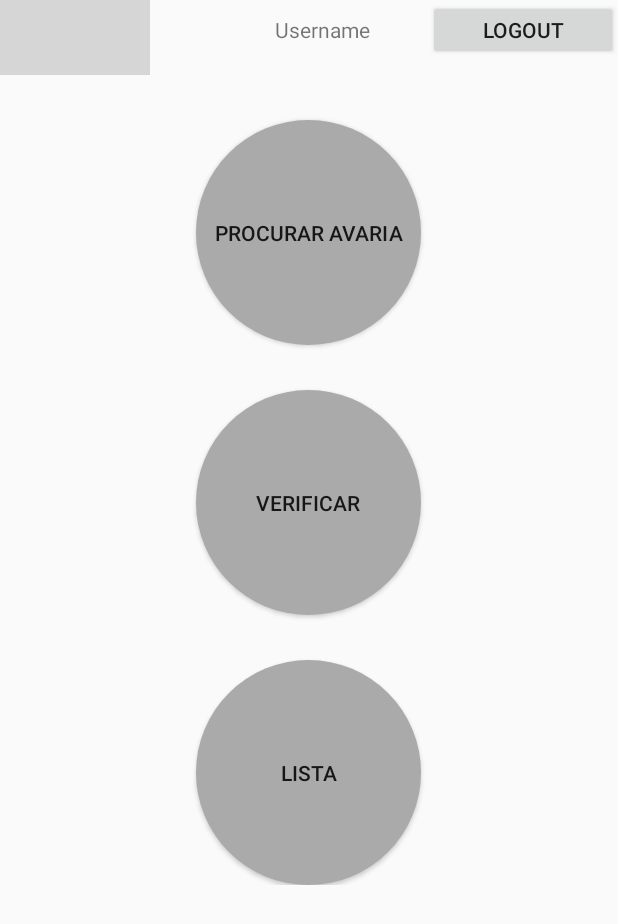
After one commit to goncaloxavier/psi_2190788_2190778, an Android app: the layout activity_menu_tecnico.xml on its own in the app's theme, with its tools: preview values and no code run, on a phone screen of 412 x 824 dp. The commit adds this screen. Shown: the top 924 px of the screen. Run offline under Robolectric (Android 15) with nearby library versions, the phone set to English and light mode, and no system bars; grey boxes are pictures that could not be loaded.

Commit message:
Layout Menu Tecnico

```diff
--- /dev/null
+++ b/AM/app/src/main/java/amsi/dei/estg/ipleiria/am/views/MenuTecnicoActivity.java
@@ -0,0 +1,16 @@
+package amsi.dei.estg.ipleiria.am.views;
+
+import androidx.appcompat.app.AppCompatActivity;
+
+import android.os.Bundle;
+
+import amsi.dei.estg.ipleiria.am.R;
+
+public class MenuTecnicoActivity extends AppCompatActivity {
+
+    @Override
+    protected void onCreate(Bundle savedInstanceState) {
+        super.onCreate(savedInstanceState);
+        setContentView(R.layout.activity_menu_tecnico);
+    }
+}
--- a/AM/app/src/main/res/layout/activity_anomaly.xml
+++ b/AM/app/src/main/res/layout/activity_anomaly.xml
@@ -191,7 +191,20 @@
                 android:layout_width="wrap_content"
                 android:layout_height="wrap_content"
                 android:text="Não Funcional" />
+
         </LinearLayout>
+
     </LinearLayout>
 
+    <Space
+        android:layout_width="match_parent"
+        android:layout_height="40dp"
+        android:layout_weight="0" />
+
+    <Button
+        android:id="@+id/button2"
+        android:layout_width="match_parent"
+        android:layout_height="wrap_content"
+        android:text="Submit" />
+
 </LinearLayout>
--- /dev/null
+++ b/AM/app/src/main/res/layout/activity_menu_tecnico.xml
@@ -0,0 +1,94 @@
+<?xml version="1.0" encoding="utf-8"?>
+<?xml version="1.0" encoding="utf-8"?>
+<LinearLayout xmlns:android="http://schemas.android.com/apk/res/android"
+    xmlns:app="http://schemas.android.com/apk/res-auto"
+    xmlns:tools="http://schemas.android.com/tools"
+    android:layout_width="match_parent"
+    android:layout_height="wrap_content"
+    android:orientation="vertical"
+    tools:context=".views.HomeActivity">
+
+    <LinearLayout
+        android:layout_width="match_parent"
+        android:layout_height="match_parent">
+
+        <ImageView
+            android:id="@+id/imageViewLogo"
+            android:layout_width="100dp"
+            android:layout_height="match_parent"
+            tools:srcCompat="@tools:sample/backgrounds/scenic" />
+
+        <Space
+            android:layout_width="83dp"
+            android:layout_height="50dp" />
+
+        <LinearLayout
+            android:layout_width="match_parent"
+            android:layout_height="wrap_content"
+            android:layout_weight="0"
+            android:orientation="horizontal">
+
+            <TextView
+                android:id="@+id/textViewUsername"
+                android:layout_width="wrap_content"
+                android:layout_height="wrap_content"
+                android:layout_weight="1"
+                android:text="Username" />
+
+            <Button
+                android:id="@+id/btnLogout"
+                android:layout_width="wrap_content"
+                android:layout_height="40dp"
+                android:layout_weight="1"
+                android:text="Logout" />
+        </LinearLayout>
+    </LinearLayout>
+
+    <LinearLayout
+        android:layout_width="match_parent"
+        android:layout_height="match_parent"
+        android:orientation="vertical">
+
+        <Space
+            android:layout_width="match_parent"
+            android:layout_height="30dp" />
+
+        <Button
+            android:id="@+id/btnAnomaly"
+            style="@style/Widget.AppCompat.Button"
+            android:layout_width="150dp"
+            android:layout_height="150dp"
+            android:layout_gravity="center"
+            android:background="@drawable/btn_background"
+            android:gravity="center|center_horizontal|center_vertical"
+            android:text="Procurar Avaria" />
+
+        <Space
+            android:layout_width="match_parent"
+            android:layout_height="30dp" />
+
+        <Button
+            android:id="@+id/btnVerify"
+            android:layout_width="150dp"
+            android:layout_height="150dp"
+            android:layout_gravity="center"
+            android:text="Verificar"
+            android:background="@drawable/btn_background"
+            />
+
+        <Space
+            android:layout_width="match_parent"
+            android:layout_height="30dp" />
+
+        <Button
+            android:id="@+id/btnList"
+            android:layout_width="150dp"
+            android:layout_height="150dp"
+            android:layout_gravity="center"
+            android:text="Lista"
+            android:background="@drawable/btn_background"
+            />
+
+    </LinearLayout>
+
+</LinearLayout>
```
